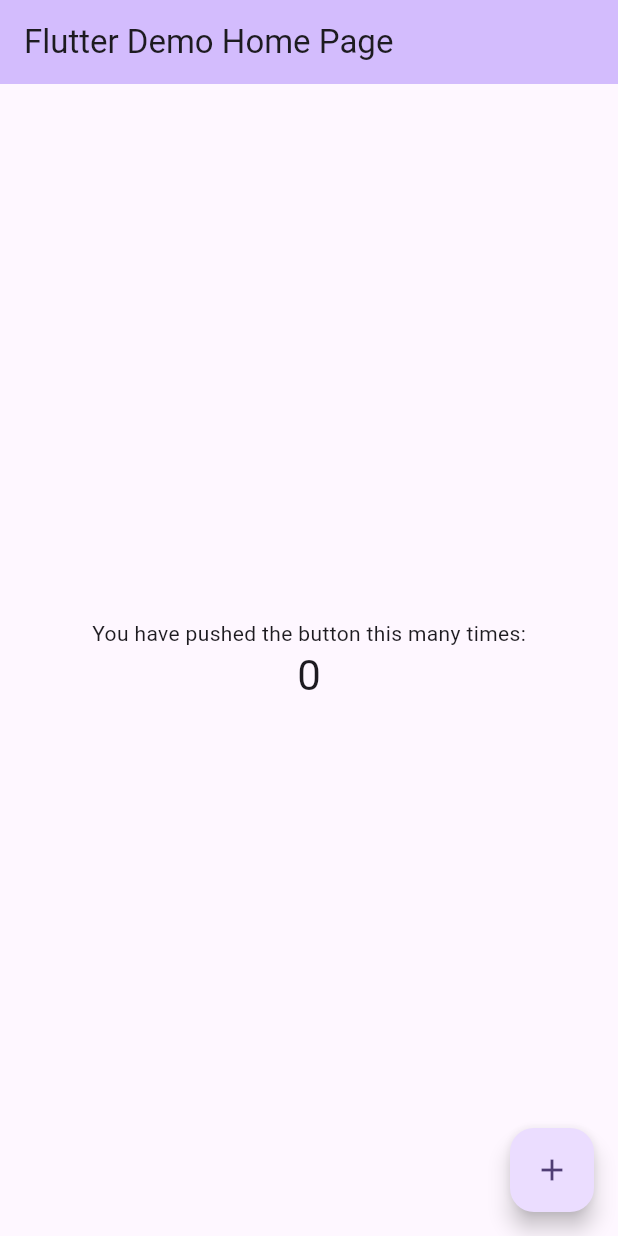
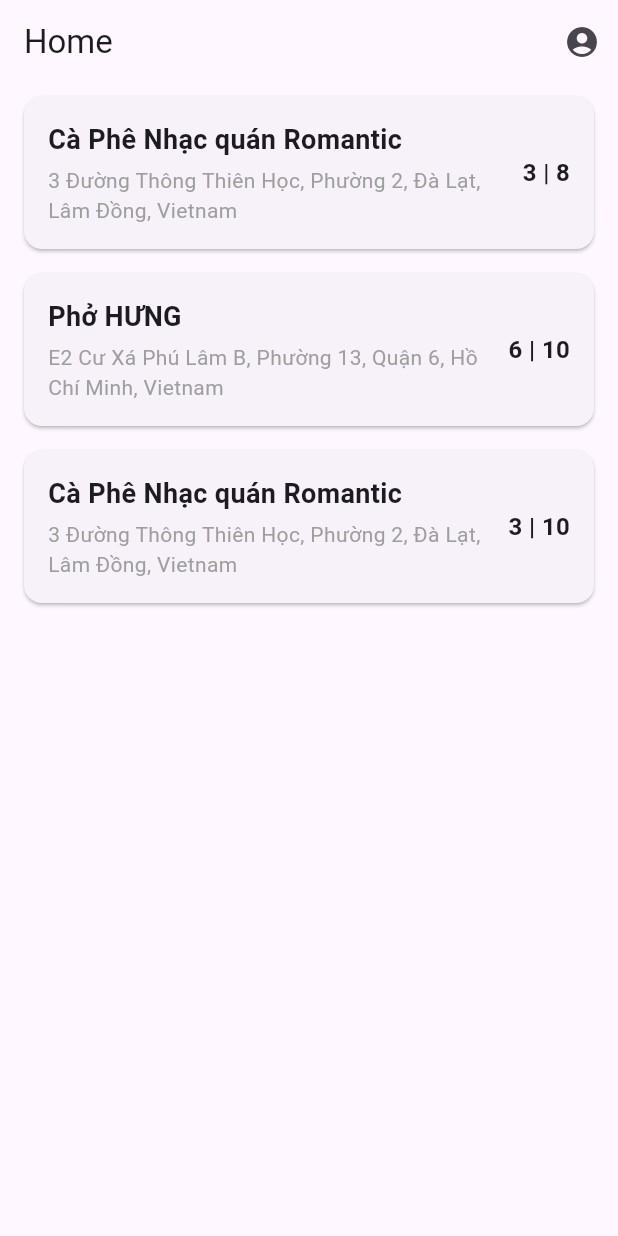
Before and after one commit to AdriBusse/tapstamp, a Flutter app: the screen it shows after launch, on a phone screen of 412 x 824 dp. Run offline on Flutter 3.47's test engine with Material 3 defaults, Android fonts, the phone set to English and light mode, and no system bars.

Commit message:
dummy layout

```diff
--- /dev/null
+++ b/lib/components/shop_card.dart
@@ -0,0 +1,49 @@
+import 'package:flutter/material.dart';
+import '../models/shop.dart';
+
+class ShopCard extends StatelessWidget {
+  final Shop shop;
+
+  const ShopCard({super.key, required this.shop});
+
+  @override
+  Widget build(BuildContext context) {
+    return Card(
+      margin: const EdgeInsets.symmetric(vertical: 8, horizontal: 16),
+      shape: RoundedRectangleBorder(borderRadius: BorderRadius.circular(12)),
+      child: Padding(
+        padding: const EdgeInsets.all(16.0),
+        child:Row(
+          mainAxisAlignment: MainAxisAlignment.spaceBetween,
+          children: [
+            Expanded(
+              child: Column(
+                crossAxisAlignment: CrossAxisAlignment.start,
+                children: [
+                  Text(
+                    shop.name,
+                    style: const TextStyle(fontSize: 18, fontWeight: FontWeight.bold),
+                    overflow: TextOverflow.ellipsis, // Truncate text if it's too long
+                  ),
+                  const SizedBox(height: 4),
+                  Text(
+                    shop.address,
+                    style: const TextStyle(fontSize: 14, color: Colors.grey),
+                    maxLines: 2, // Limit to 2 lines
+                    overflow: TextOverflow.ellipsis, // Handle overflow
+                  ),
+                ],
+              ),
+            ),
+            const SizedBox(width: 16), // Add some space between the text and the stamps
+            Text(
+              '${shop.currentStamps} | ${shop.totalStamps}',
+              style: const TextStyle(fontSize: 16, fontWeight: FontWeight.bold),
+            ),
+          ],
+        ),
+
+      ),
+    );
+  }
+}
--- a/lib/main.dart
+++ b/lib/main.dart
@@ -1,4 +1,6 @@
 import 'package:flutter/material.dart';
+import 'screens/home_screen.dart';
+import 'screens/profile_screen.dart';
 
 void main() {
   runApp(const MyApp());
@@ -7,119 +9,16 @@ void main() {
 class MyApp extends StatelessWidget {
   const MyApp({super.key});
 
-  // This widget is the root of your application.
   @override
   Widget build(BuildContext context) {
     return MaterialApp(
-      title: 'Flutter Demo',
-      theme: ThemeData(
-        // This is the theme of your application.
-        //
-        // TRY THIS: Try running your application with "flutter run". You'll see
-        // the application has a purple toolbar. Then, without quitting the app,
-        // try changing the seedColor in the colorScheme below to Colors.green
-        // and then invoke "hot reload" (save your changes or press the "hot
-        // reload" button in a Flutter-supported IDE, or press "r" if you used
-        // the command line to start the app).
-        //
-        // Notice that the counter didn't reset back to zero; the application
-        // state is not lost during the reload. To reset the state, use hot
-        // restart instead.
-        //
-        // This works for code too, not just values: Most code changes can be
-        // tested with just a hot reload.
-        colorScheme: ColorScheme.fromSeed(seedColor: Colors.deepPurple),
-        useMaterial3: true,
-      ),
-      home: const MyHomePage(title: 'Flutter Demo Home Page'),
+      title: 'Shop Stamps',
+      theme: ThemeData(primarySwatch: Colors.teal),
+      initialRoute: '/',
+      routes: {
+        '/': (context) => const HomeScreen(),
+        '/profile': (context) => const ProfileScreen(),
+      },
     );
   }
 }
-
-class MyHomePage extends StatefulWidget {
-  const MyHomePage({super.key, required this.title});
-
-  // This widget is the home page of your application. It is stateful, meaning
-  // that it has a State object (defined below) that contains fields that affect
-  // how it looks.
-
-  // This class is the configuration for the state. It holds the values (in this
-  // case the title) provided by the parent (in this case the App widget) and
-  // used by the build method of the State. Fields in a Widget subclass are
-  // always marked "final".
-
-  final String title;
-
-  @override
-  State<MyHomePage> createState() => _MyHomePageState();
-}
-
-class _MyHomePageState extends State<MyHomePage> {
-  int _counter = 0;
-
-  void _incrementCounter() {
-    setState(() {
-      // This call to setState tells the Flutter framework that something has
-      // changed in this State, which causes it to rerun the build method below
-      // so that the display can reflect the updated values. If we changed
-      // _counter without calling setState(), then the build method would not be
-      // called again, and so nothing would appear to happen.
-      _counter++;
-    });
-  }
-
-  @override
-  Widget build(BuildContext context) {
-    // This method is rerun every time setState is called, for instance as done
-    // by the _incrementCounter method above.
-    //
-    // The Flutter framework has been optimized to make rerunning build methods
-    // fast, so that you can just rebuild anything that needs updating rather
-    // than having to individually change instances of widgets.
-    return Scaffold(
-      appBar: AppBar(
-        // TRY THIS: Try changing the color here to a specific color (to
-        // Colors.amber, perhaps?) and trigger a hot reload to see the AppBar
-        // change color while the other colors stay the same.
-        backgroundColor: Theme.of(context).colorScheme.inversePrimary,
-        // Here we take the value from the MyHomePage object that was created by
-        // the App.build method, and use it to set our appbar title.
-        title: Text(widget.title),
-      ),
-      body: Center(
-        // Center is a layout widget. It takes a single child and positions it
-        // in the middle of the parent.
-        child: Column(
-          // Column is also a layout widget. It takes a list of children and
-          // arranges them vertically. By default, it sizes itself to fit its
-          // children horizontally, and tries to be as tall as its parent.
-          //
-          // Column has various properties to control how it sizes itself and
-          // how it positions its children. Here we use mainAxisAlignment to
-          // center the children vertically; the main axis here is the vertical
-          // axis because Columns are vertical (the cross axis would be
-          // horizontal).
-          //
-          // TRY THIS: Invoke "debug painting" (choose the "Toggle Debug Paint"
-          // action in the IDE, or press "p" in the console), to see the
-          // wireframe for each widget.
-          mainAxisAlignment: MainAxisAlignment.center,
-          children: <Widget>[
-            const Text(
-              'You have pushed the button this many times:',
-            ),
-            Text(
-              '$_counter',
-              style: Theme.of(context).textTheme.headlineMedium,
-            ),
-          ],
-        ),
-      ),
-      floatingActionButton: FloatingActionButton(
-        onPressed: _incrementCounter,
-        tooltip: 'Increment',
-        child: const Icon(Icons.add),
-      ), // This trailing comma makes auto-formatting nicer for build methods.
-    );
-  }
-}
--- /dev/null
+++ b/lib/models/shop.dart
@@ -0,0 +1,13 @@
+class Shop {
+  final String name;
+  final String address;
+  final int currentStamps;
+  final int totalStamps;
+
+  Shop({
+    required this.name,
+    required this.address,
+    required this.currentStamps,
+    required this.totalStamps,
+  });
+}
--- /dev/null
+++ b/lib/screens/home_screen.dart
@@ -0,0 +1,32 @@
+import 'package:flutter/material.dart';
+import '../components/shop_card.dart';
+import '../services/shop_service.dart';
+
+class HomeScreen extends StatelessWidget {
+  const HomeScreen({super.key});
+
+  @override
+  Widget build(BuildContext context) {
+    final shops = ShopService.getDummyShops();
+
+    return Scaffold(
+      appBar: AppBar(
+        title: const Text('Home'),
+        actions: [
+          IconButton(
+            icon: const Icon(Icons.account_circle),
+            onPressed: () {
+              Navigator.pushNamed(context, '/profile');
+            },
+          ),
+        ],
+      ),
+      body: ListView.builder(
+        itemCount: shops.length,
+        itemBuilder: (context, index) {
+          return ShopCard(shop: shops[index]);
+        },
+      ),
+    );
+  }
+}
--- /dev/null
+++ b/lib/services/shop_service.dart
@@ -0,0 +1,26 @@
+import '../models/shop.dart';
+
+class ShopService {
+  static List<Shop> getDummyShops() {
+    return [
+      Shop(
+        name: "Cà Phê Nhạc quán Romantic",
+        address: "3 Đường Thông Thiên Học, Phường 2, Đà Lạt, Lâm Đồng, Vietnam",
+        currentStamps: 3,
+        totalStamps: 8,
+      ),
+      Shop(
+        name: "Phở HƯNG",
+        address: "E2 Cư Xá Phú Lâm B, Phường 13, Quận 6, Hồ Chí Minh, Vietnam",
+        currentStamps: 6,
+        totalStamps: 10,
+      ),
+      Shop(
+        name: "Cà Phê Nhạc quán Romantic",
+        address: "3 Đường Thông Thiên Học, Phường 2, Đà Lạt, Lâm Đồng, Vietnam",
+        currentStamps: 3,
+        totalStamps: 10,
+      ),
+    ];
+  }
+}
```
Also changed, not shown: lib/screens/profile_screen.dart (added, +70 -0 lines).
